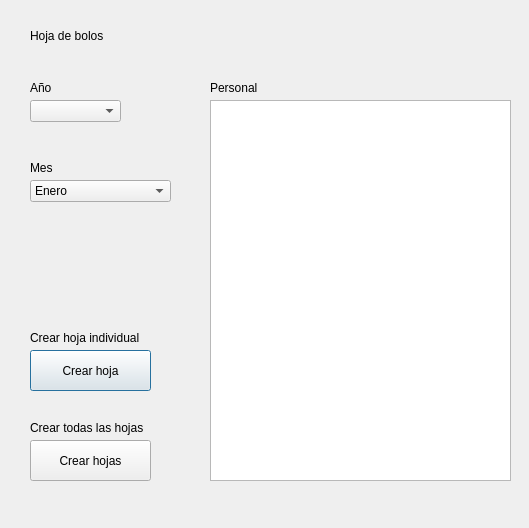
The window that elaleph/hojadebolos_ui.ui (Aleph1981/elaleph) describes before a commit, drawn with Qt 5.
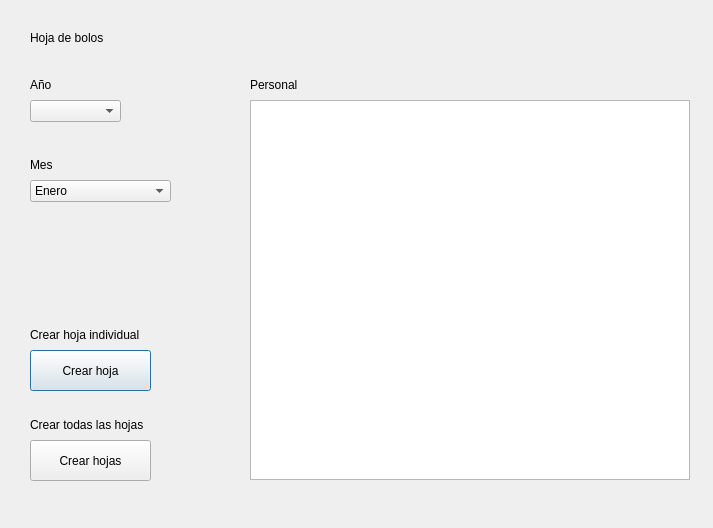
The same window after the commit.

What changed in the file:
```diff
--- a/elaleph/hojadebolos_ui.ui
+++ b/elaleph/hojadebolos_ui.ui
@@ -6,7 +6,7 @@
    <rect>
     <x>0</x>
     <y>0</y>
-    <width>529</width>
+    <width>713</width>
     <height>528</height>
    </rect>
   </property>
@@ -27,11 +27,23 @@
    <property name="geometry">
     <rect>
      <x>30</x>
-     <y>80</y>
-     <width>55</width>
-     <height>16</height>
+     <y>70</y>
+     <width>180</width>
+     <height>30</height>
     </rect>
    </property>
+   <property name="sizePolicy">
+    <sizepolicy hsizetype="Fixed" vsizetype="Fixed">
+     <horstretch>0</horstretch>
+     <verstretch>0</verstretch>
+    </sizepolicy>
+   </property>
+   <property name="minimumSize">
+    <size>
+     <width>180</width>
+     <height>30</height>
+    </size>
+   </property>
    <property name="text">
     <string>Año</string>
    </property>
@@ -110,11 +122,23 @@
    <property name="geometry">
     <rect>
      <x>30</x>
-     <y>160</y>
-     <width>55</width>
-     <height>16</height>
+     <y>150</y>
+     <width>180</width>
+     <height>30</height>
     </rect>
    </property>
+   <property name="sizePolicy">
+    <sizepolicy hsizetype="Fixed" vsizetype="Fixed">
+     <horstretch>0</horstretch>
+     <verstretch>0</verstretch>
+    </sizepolicy>
+   </property>
+   <property name="minimumSize">
+    <size>
+     <width>180</width>
+     <height>30</height>
+    </size>
+   </property>
    <property name="text">
     <string>Mes</string>
    </property>
@@ -122,10 +146,10 @@
   <widget class="QTableWidget" name="tablePersonal">
    <property name="geometry">
     <rect>
-     <x>210</x>
+     <x>250</x>
      <y>100</y>
-     <width>301</width>
-     <height>381</height>
+     <width>440</width>
+     <height>380</height>
     </rect>
    </property>
    <property name="sortingEnabled">
@@ -135,12 +159,24 @@
   <widget class="QLabel" name="labelPersonal">
    <property name="geometry">
     <rect>
-     <x>210</x>
-     <y>80</y>
-     <width>55</width>
-     <height>16</height>
+     <x>250</x>
+     <y>70</y>
+     <width>180</width>
+     <height>30</height>
     </rect>
    </property>
+   <property name="sizePolicy">
+    <sizepolicy hsizetype="Fixed" vsizetype="Fixed">
+     <horstretch>0</horstretch>
+     <verstretch>0</verstretch>
+    </sizepolicy>
+   </property>
+   <property name="minimumSize">
+    <size>
+     <width>180</width>
+     <height>30</height>
+    </size>
+   </property>
    <property name="text">
     <string>Personal</string>
    </property>
@@ -163,10 +199,16 @@
     <rect>
      <x>30</x>
      <y>20</y>
-     <width>131</width>
-     <height>31</height>
+     <width>180</width>
+     <height>35</height>
     </rect>
    </property>
+   <property name="sizePolicy">
+    <sizepolicy hsizetype="Fixed" vsizetype="Fixed">
+     <horstretch>0</horstretch>
+     <verstretch>0</verstretch>
+    </sizepolicy>
+   </property>
    <property name="styleSheet">
     <string notr="true">font: 12pt &quot;MS Shell Dlg 2&quot;;</string>
    </property>
@@ -191,11 +233,23 @@
    <property name="geometry">
     <rect>
      <x>30</x>
-     <y>330</y>
-     <width>131</width>
-     <height>16</height>
+     <y>320</y>
+     <width>180</width>
+     <height>30</height>
     </rect>
    </property>
+   <property name="sizePolicy">
+    <sizepolicy hsizetype="Fixed" vsizetype="Fixed">
+     <horstretch>0</horstretch>
+     <verstretch>0</verstretch>
+    </sizepolicy>
+   </property>
+   <property name="minimumSize">
+    <size>
+     <width>180</width>
+     <height>30</height>
+    </size>
+   </property>
    <property name="text">
     <string>Crear hoja individual</string>
    </property>
@@ -204,11 +258,23 @@
    <property name="geometry">
     <rect>
      <x>30</x>
-     <y>420</y>
-     <width>131</width>
-     <height>16</height>
+     <y>410</y>
+     <width>180</width>
+     <height>30</height>
     </rect>
    </property>
+   <property name="sizePolicy">
+    <sizepolicy hsizetype="Fixed" vsizetype="Fixed">
+     <horstretch>0</horstretch>
+     <verstretch>0</verstretch>
+    </sizepolicy>
+   </property>
+   <property name="minimumSize">
+    <size>
+     <width>180</width>
+     <height>30</height>
+    </size>
+   </property>
    <property name="text">
     <string>Crear todas las hojas</string>
    </property>
```
Left out of the diff: 14 changed lines with no effect on the pictures.
